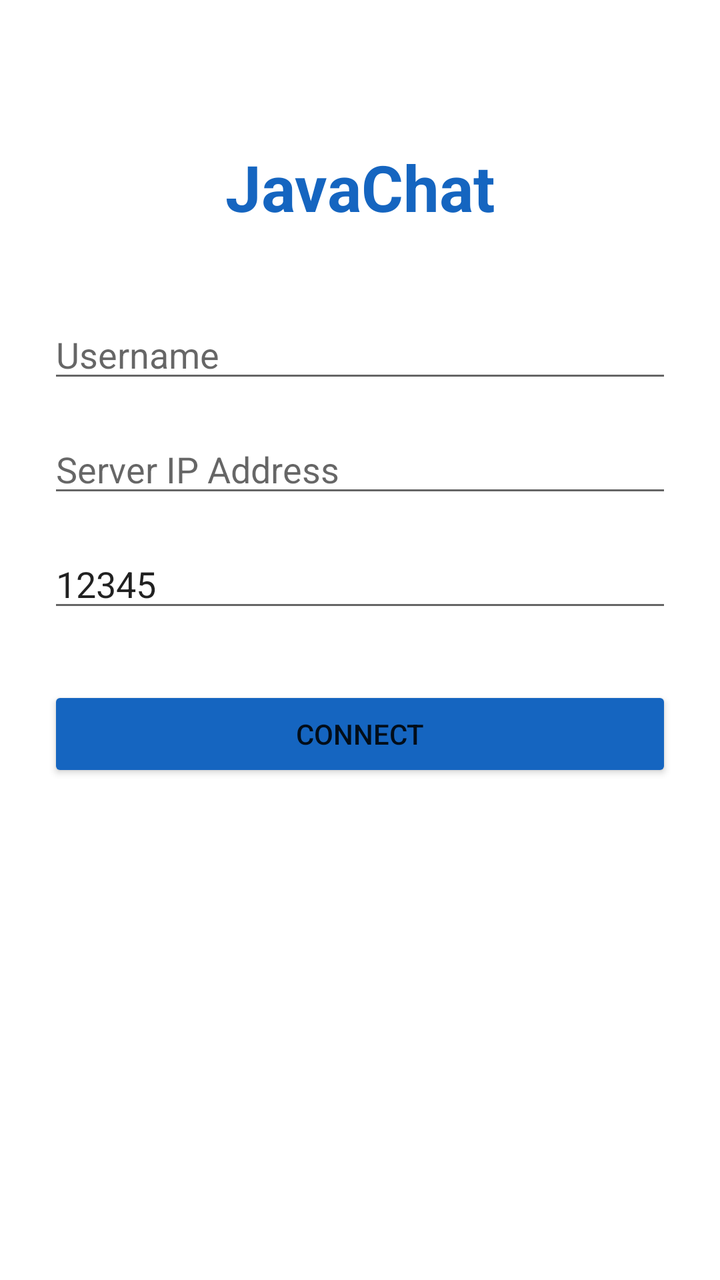
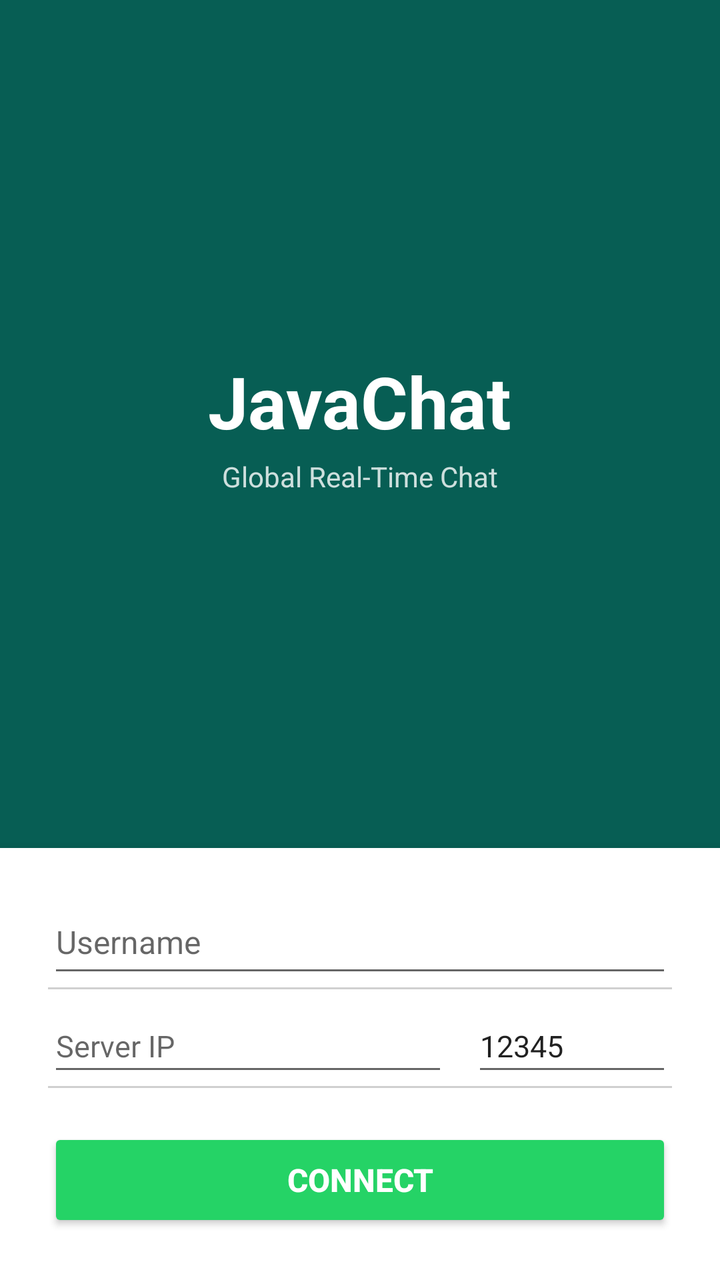

Screens rendered from an Android XML layout before and after an edit, with the pre-edit source and the edit as a unified diff.
<!-- AndroidManifest.xml: application theme Theme.JavaChat -->
<!-- res/layout/activity_login.xml -->
<?xml version="1.0" encoding="utf-8"?>
<androidx.constraintlayout.widget.ConstraintLayout
    xmlns:android="http://schemas.android.com/apk/res/android"
    xmlns:app="http://schemas.android.com/apk/res-auto"
    android:layout_width="match_parent"
    android:layout_height="match_parent"
    android:padding="24dp"
    android:background="@color/white">

    <TextView
        android:id="@+id/tvTitle"
        android:layout_width="wrap_content"
        android:layout_height="wrap_content"
        android:text="@string/app_name"
        android:textSize="32sp"
        android:textStyle="bold"
        android:textColor="@color/colorPrimary"
        app:layout_constraintTop_toTopOf="parent"
        app:layout_constraintStart_toStartOf="parent"
        app:layout_constraintEnd_toEndOf="parent"
        android:layout_marginTop="48dp"/>

    <EditText
        android:id="@+id/etUsername"
        android:layout_width="0dp"
        android:layout_height="wrap_content"
        android:hint="@string/hint_username"
        android:inputType="textPersonName"
        android:maxLines="1"
        app:layout_constraintTop_toBottomOf="@id/tvTitle"
        app:layout_constraintStart_toStartOf="parent"
        app:layout_constraintEnd_toEndOf="parent"
        android:layout_marginTop="40dp"/>

    <EditText
        android:id="@+id/etServerIp"
        android:layout_width="0dp"
        android:layout_height="wrap_content"
        android:hint="@string/hint_server_ip"
        android:inputType="textUri"
        android:maxLines="1"
        app:layout_constraintTop_toBottomOf="@id/etUsername"
        app:layout_constraintStart_toStartOf="parent"
        app:layout_constraintEnd_toEndOf="parent"
        android:layout_marginTop="16dp"/>

    <EditText
        android:id="@+id/etServerPort"
        android:layout_width="0dp"
        android:layout_height="wrap_content"
        android:hint="@string/hint_server_port"
        android:inputType="number"
        android:maxLines="1"
        android:text="@string/server_port_default"
        app:layout_constraintTop_toBottomOf="@id/etServerIp"
        app:layout_constraintStart_toStartOf="parent"
        app:layout_constraintEnd_toEndOf="parent"
        android:layout_marginTop="16dp"/>

    <Button
        android:id="@+id/btnConnect"
        android:layout_width="0dp"
        android:layout_height="wrap_content"
        android:text="@string/btn_connect"
        android:backgroundTint="@color/colorPrimary"
        app:layout_constraintTop_toBottomOf="@id/etServerPort"
        app:layout_constraintStart_toStartOf="parent"
        app:layout_constraintEnd_toEndOf="parent"
        android:layout_marginTop="32dp"/>

    <ProgressBar
        android:id="@+id/progressBar"
        android:layout_width="wrap_content"
        android:layout_height="wrap_content"
        android:visibility="gone"
        app:layout_constraintTop_toBottomOf="@id/btnConnect"
        app:layout_constraintStart_toStartOf="parent"
        app:layout_constraintEnd_toEndOf="parent"
        android:layout_marginTop="16dp"/>

    <TextView
        android:id="@+id/tvError"
        android:layout_width="0dp"
        android:layout_height="wrap_content"
        android:textColor="#D32F2F"
        android:visibility="gone"
        android:gravity="center"
        app:layout_constraintTop_toBottomOf="@id/progressBar"
        app:layout_constraintStart_toStartOf="parent"
        app:layout_constraintEnd_toEndOf="parent"
        android:layout_marginTop="8dp"/>

</androidx.constraintlayout.widget.ConstraintLayout>
<!-- resources referenced by this layout -->
<resources>
  <color name="colorPrimary">#1565C0</color>
  <color name="white">#FFFFFFFF</color>
  <string name="app_name">JavaChat</string>
  <string name="btn_connect">Connect</string>
  <string name="hint_server_ip">Server IP Address</string>
  <string name="hint_server_port">Server Port</string>
  <string name="hint_username">Username</string>
  <string name="server_port_default">12345</string>
  <style name="Theme.JavaChat" parent="Theme.AppCompat.Light.DarkActionBar">
          <item name="colorPrimary">@color/colorPrimary</item>
          <item name="colorPrimaryDark">@color/colorPrimaryDark</item>
          <item name="colorAccent">@color/colorAccent</item>
      </style>
  <color name="colorPrimaryDark">#0D47A1</color>
  <color name="colorAccent">#1E88E5</color>
</resources>

<!-- the commit's change to res/layout/activity_login.xml (unified diff, before → after) -->
@@ -1,93 +1,130 @@
 <?xml version="1.0" encoding="utf-8"?>
-<androidx.constraintlayout.widget.ConstraintLayout
+<LinearLayout
     xmlns:android="http://schemas.android.com/apk/res/android"
-    xmlns:app="http://schemas.android.com/apk/res-auto"
     android:layout_width="match_parent"
     android:layout_height="match_parent"
-    android:padding="24dp"
-    android:background="@color/white">
+    android:orientation="vertical"
+    android:background="@color/login_bg">
 
-    <TextView
-        android:id="@+id/tvTitle"
-        android:layout_width="wrap_content"
+    
+    <LinearLayout
+        android:layout_width="match_parent"
+        android:layout_height="0dp"
+        android:layout_weight="1"
+        android:orientation="vertical"
+        android:gravity="center">
+
+        <TextView
+            android:layout_width="wrap_content"
+            android:layout_height="wrap_content"
+            android:text="@string/app_name"
+            android:textSize="36sp"
+            android:textStyle="bold"
+            android:textColor="@color/white"/>
+
+        <TextView
+            android:layout_width="wrap_content"
+            android:layout_height="wrap_content"
+            android:text="Global Real-Time Chat"
+            android:textSize="14sp"
+            android:textColor="#CCFFFFFF"
+            android:layout_marginTop="4dp"/>
+
+    </LinearLayout>
+
+    
+    <LinearLayout
+        android:layout_width="match_parent"
         android:layout_height="wrap_content"
-        android:text="@string/app_name"
-        android:textSize="32sp"
-        android:textStyle="bold"
-        android:textColor="@color/colorPrimary"
-        app:layout_constraintTop_toTopOf="parent"
-        app:layout_constraintStart_toStartOf="parent"
-        app:layout_constraintEnd_toEndOf="parent"
-        android:layout_marginTop="48dp"/>
+        android:orientation="vertical"
+        android:background="@color/login_card_bg"
+        android:padding="24dp"
+        android:elevation="8dp">
 
-    <EditText
-        android:id="@+id/etUsername"
-        android:layout_width="0dp"
-        android:layout_height="wrap_content"
-        android:hint="@string/hint_username"
-        android:inputType="textPersonName"
-        android:maxLines="1"
-        app:layout_constraintTop_toBottomOf="@id/tvTitle"
-        app:layout_constraintStart_toStartOf="parent"
-        app:layout_constraintEnd_toEndOf="parent"
-        android:layout_marginTop="40dp"/>
+        <EditText
+            android:id="@+id/etUsername"
+            android:layout_width="match_parent"
+            android:layout_height="wrap_content"
+            android:hint="@string/hint_username"
+            android:inputType="textPersonName"
+            android:maxLines="1"
+            android:textSize="16sp"
+            android:paddingTop="12dp"
+            android:paddingBottom="12dp"/>
 
-    <EditText
-        android:id="@+id/etServerIp"
-        android:layout_width="0dp"
-        android:layout_height="wrap_content"
-        android:hint="@string/hint_server_ip"
-        android:inputType="textUri"
-        android:maxLines="1"
-        app:layout_constraintTop_toBottomOf="@id/etUsername"
-        app:layout_constraintStart_toStartOf="parent"
-        app:layout_constraintEnd_toEndOf="parent"
-        android:layout_marginTop="16dp"/>
+        <View
+            android:layout_width="match_parent"
+            android:layout_height="1dp"
+            android:background="@color/divider_color"
+            android:layout_marginBottom="8dp"/>
 
-    <EditText
-        android:id="@+id/etServerPort"
-        android:layout_width="0dp"
-        android:layout_height="wrap_content"
-        android:hint="@string/hint_server_port"
-        android:inputType="number"
-        android:maxLines="1"
-        android:text="@string/server_port_default"
-        app:layout_constraintTop_toBottomOf="@id/etServerIp"
-        app:layout_constraintStart_toStartOf="parent"
-        app:layout_constraintEnd_toEndOf="parent"
-        android:layout_marginTop="16dp"/>
+        <LinearLayout
+            android:layout_width="match_parent"
+            android:layout_height="wrap_content"
+            android:orientation="horizontal">
 
-    <Button
-        android:id="@+id/btnConnect"
-        android:layout_width="0dp"
-        android:layout_height="wrap_content"
-        android:text="@string/btn_connect"
-        android:backgroundTint="@color/colorPrimary"
-        app:layout_constraintTop_toBottomOf="@id/etServerPort"
-        app:layout_constraintStart_toStartOf="parent"
-        app:layout_constraintEnd_toEndOf="parent"
-        android:layout_marginTop="32dp"/>
+            <EditText
+                android:id="@+id/etServerIp"
+                android:layout_width="0dp"
+                android:layout_height="wrap_content"
+                android:layout_weight="2"
+                android:hint="@string/hint_server_ip"
+                android:inputType="textUri"
+                android:maxLines="1"
+                android:textSize="15sp"
+                android:paddingTop="10dp"
+                android:paddingBottom="10dp"/>
 
-    <ProgressBar
-        android:id="@+id/progressBar"
-        android:layout_width="wrap_content"
-        android:layout_height="wrap_content"
-        android:visibility="gone"
-        app:layout_constraintTop_toBottomOf="@id/btnConnect"
-        app:layout_constraintStart_toStartOf="parent"
-        app:layout_constraintEnd_toEndOf="parent"
-        android:layout_marginTop="16dp"/>
+            <EditText
+                android:id="@+id/etServerPort"
+                android:layout_width="0dp"
+                android:layout_height="wrap_content"
+                android:layout_weight="1"
+                android:hint="@string/hint_server_port"
+                android:inputType="number"
+                android:maxLines="1"
+                android:text="@string/server_port_default"
+                android:textSize="15sp"
+                android:paddingTop="10dp"
+                android:paddingBottom="10dp"
+                android:layout_marginStart="12dp"/>
 
-    <TextView
-        android:id="@+id/tvError"
-        android:layout_width="0dp"
-        android:layout_height="wrap_content"
-        android:textColor="#D32F2F"
-        android:visibility="gone"
-        android:gravity="center"
-        app:layout_constraintTop_toBottomOf="@id/progressBar"
-        app:layout_constraintStart_toStartOf="parent"
-        app:layout_constraintEnd_toEndOf="parent"
-        android:layout_marginTop="8dp"/>
+        </LinearLayout>
 
-</androidx.constraintlayout.widget.ConstraintLayout>
+        <View
+            android:layout_width="match_parent"
+            android:layout_height="1dp"
+            android:background="@color/divider_color"
+            android:layout_marginBottom="20dp"/>
+
+        <Button
+            android:id="@+id/btnConnect"
+            android:layout_width="match_parent"
+            android:layout_height="52dp"
+            android:text="@string/btn_connect"
+            android:backgroundTint="@color/login_btn_bg"
+            android:textColor="@color/login_btn_text"
+            android:textSize="16sp"
+            android:textStyle="bold"/>
+
+        <ProgressBar
+            android:id="@+id/progressBar"
+            android:layout_width="wrap_content"
+            android:layout_height="wrap_content"
+            android:layout_gravity="center"
+            android:visibility="gone"
+            android:layout_marginTop="12dp"/>
+
+        <TextView
+            android:id="@+id/tvError"
+            android:layout_width="match_parent"
+            android:layout_height="wrap_content"
+            android:textColor="@color/login_error"
+            android:textSize="13sp"
+            android:visibility="gone"
+            android:gravity="center"
+            android:layout_marginTop="8dp"/>
+
+    </LinearLayout>
+
+</LinearLayout>
<!-- resource entries referenced after the edit -->
@@ -1,11 +1,17 @@
 <!-- resources referenced by this layout -->
 <resources>
-  <color name="colorPrimary">#1565C0</color>
+  <color name="divider_color">#D0D0D0</color>
+  <color name="login_bg">#075E54</color>
+  <color name="login_btn_bg">#25D366</color>
+  <color name="login_btn_text">#FFFFFF</color>
+  <color name="login_card_bg">#FFFFFF</color>
+  <color name="login_error">#D32F2F</color>
+  <color name="colorPrimary">#075E54</color>
   <color name="white">#FFFFFFFF</color>
   <string name="app_name">JavaChat</string>
   <string name="btn_connect">Connect</string>
-  <string name="hint_server_ip">Server IP Address</string>
-  <string name="hint_server_port">Server Port</string>
+  <string name="hint_server_ip">Server IP</string>
+  <string name="hint_server_port">Port</string>
   <string name="hint_username">Username</string>
   <string name="server_port_default">12345</string>
   <style name="Theme.JavaChat" parent="Theme.AppCompat.Light.DarkActionBar">
@@ -13,7 +19,7 @@
           <item name="colorPrimaryDark">@color/colorPrimaryDark</item>
           <item name="colorAccent">@color/colorAccent</item>
       </style>
-  <color name="colorPrimaryDark">#0D47A1</color>
-  <color name="colorAccent">#1E88E5</color>
+  <color name="colorPrimaryDark">#054D44</color>
+  <color name="colorAccent">#25D366</color>
 </resources>
 
